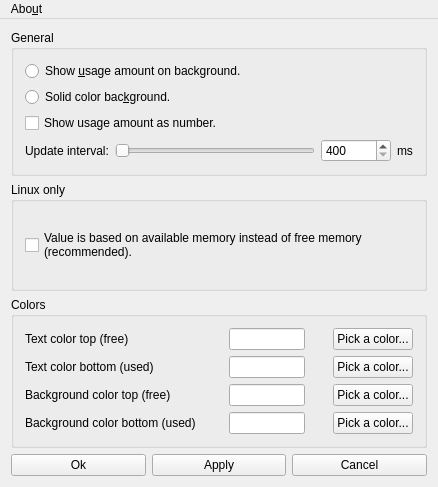
This is mainwindow.ui in doublejim/Systray-Memory-Display as Qt 5 draws it before an edit. The edited form follows.
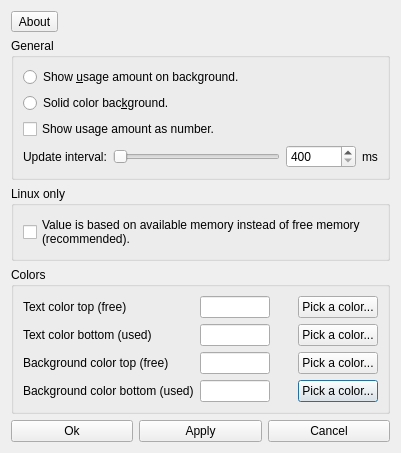
This is the edited form. Icons and pictures are not drawn.

Commit message: MainWindow back to QDialog for less memory usage. Works great.

What changed in the file:
```diff
--- a/mainwindow.ui
+++ b/mainwindow.ui
@@ -1,24 +1,26 @@
 <?xml version="1.0" encoding="UTF-8"?>
 <ui version="4.0">
  <class>MainWindow</class>
- <widget class="QMainWindow" name="MainWindow">
+ <widget class="QDialog" name="MainWindow">
   <property name="geometry">
    <rect>
     <x>0</x>
     <y>0</y>
-    <width>438</width>
-    <height>487</height>
+    <width>379</width>
+    <height>446</height>
    </rect>
   </property>
   <property name="windowTitle">
    <string>Systray Memory Display v1.4</string>
   </property>
-  <property name="windowIcon">
-   <iconset resource="resources.qrc">
-    <normaloff>:/icon/appicon.png</normaloff>:/icon/appicon.png</iconset>
-  </property>
-  <widget class="QWidget" name="centralWidget">
-   <layout class="QVBoxLayout" name="verticalLayout_5">
+  <layout class="QVBoxLayout" name="verticalLayout">
+   <item>
+    <widget class="QToolButton" name="toolButton">
+     <property name="text">
+      <string>About</string>
+     </property>
+    </widget>
+   </item>
     <item>
      <widget class="QGroupBox" name="groupBox">
       <property name="title">
@@ -490,33 +492,7 @@
     </item>
    </layout>
   </widget>
-  <widget class="QMenuBar" name="menuBar">
-   <property name="geometry">
-    <rect>
-     <x>0</x>
-     <y>0</y>
-     <width>438</width>
-     <height>23</height>
-    </rect>
-   </property>
-   <widget class="QMenu" name="menuAbout">
-    <property name="title">
-     <string>Abo&amp;ut</string>
-    </property>
-    <addaction name="actionAbout"/>
-   </widget>
-   <addaction name="menuAbout"/>
-  </widget>
-  <action name="actionAbout">
-   <property name="text">
-    <string>&amp;About</string>
-   </property>
-  </action>
- </widget>
- <layoutdefault spacing="6" margin="11"/>
- <resources>
-  <include location="resources.qrc"/>
- </resources>
+ <resources/>
  <connections>
   <connection>
    <sender>horizontalSlider</sender>
```
Left out of the diff: 16 changed lines with no effect on the pictures. Lines whose indentation alone changed are shown as unchanged. The commit also changes 10 other files.
